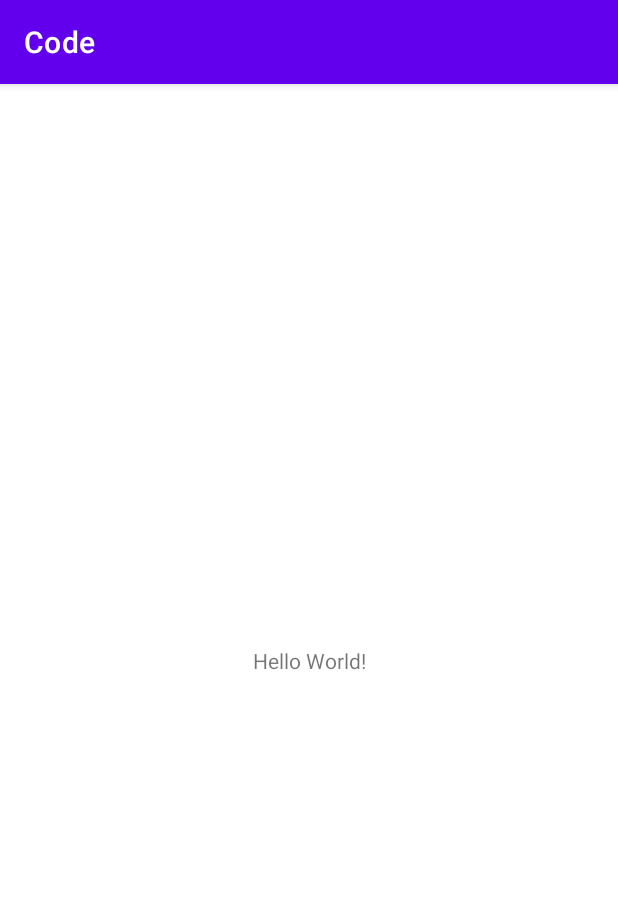
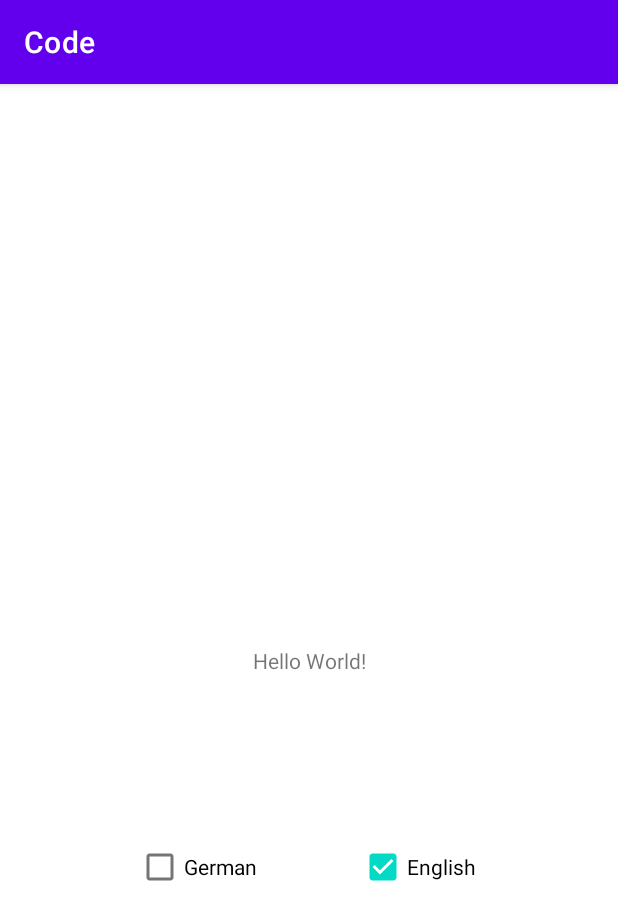
Before and after one commit to Marty-Byrde/AppDevelopment, an Android app: the screen it shows after launch (MainActivity), on a phone screen of 412 x 824 dp. Shown: the top 920 px of the screen. Run offline under Robolectric (Android 15) with nearby library versions, the phone set to English and light mode, and no system bars.

Commit message:
feat: added language selection (layout)

```diff
--- a/AB1/Code/app/src/main/res/layout/activity_main.xml
+++ b/AB1/Code/app/src/main/res/layout/activity_main.xml
@@ -13,6 +13,19 @@
             app:layout_constraintBottom_toBottomOf="parent"
             app:layout_constraintStart_toStartOf="parent"
             app:layout_constraintEnd_toEndOf="parent"
-            app:layout_constraintTop_toTopOf="parent"/>
+            app:layout_constraintTop_toTopOf="parent" android:id="@+id/txtText"/>
+    <CheckBox
+            android:text="German"
+            android:layout_width="wrap_content"
+            android:layout_height="wrap_content" android:id="@+id/checkGerman"
+            app:layout_constraintStart_toStartOf="parent" app:layout_constraintTop_toBottomOf="@+id/txtText"
+            android:layout_marginTop="104dp" app:layout_constraintEnd_toEndOf="parent"
+            app:layout_constraintHorizontal_bias="0.274"/>
+    <CheckBox
+            android:text="English"
+            android:layout_width="wrap_content"
+            android:layout_height="wrap_content" android:id="@+id/checkEnglish"
+            app:layout_constraintStart_toEndOf="@+id/checkGerman" android:layout_marginStart="68dp"
+            app:layout_constraintTop_toTopOf="@+id/checkGerman" app:checkedState="checked"/>
 
 </androidx.constraintlayout.widget.ConstraintLayout>
```
